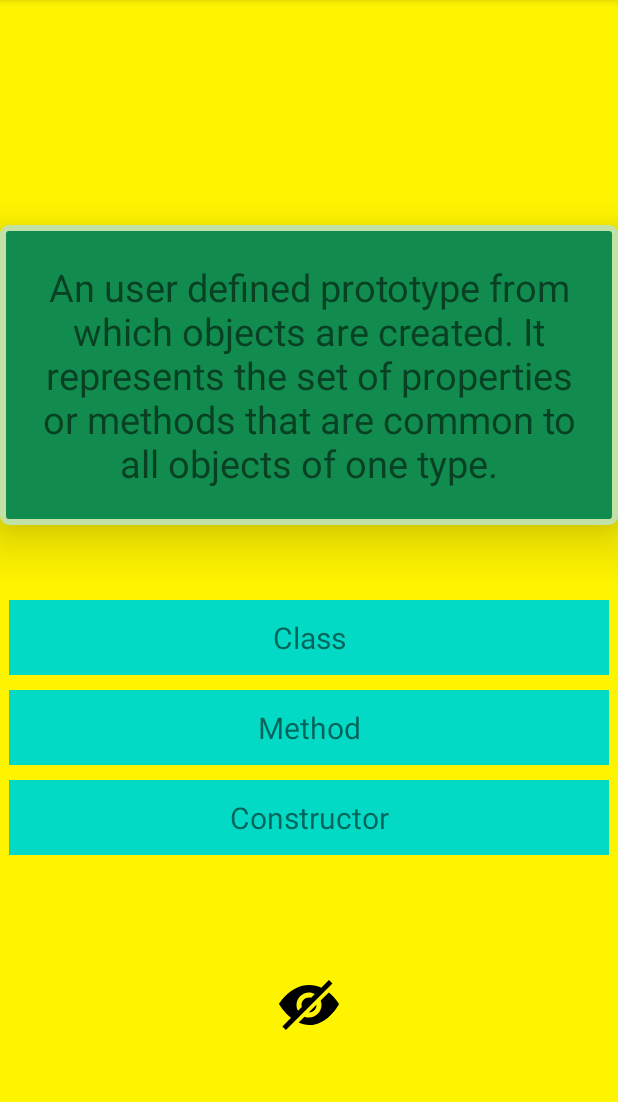
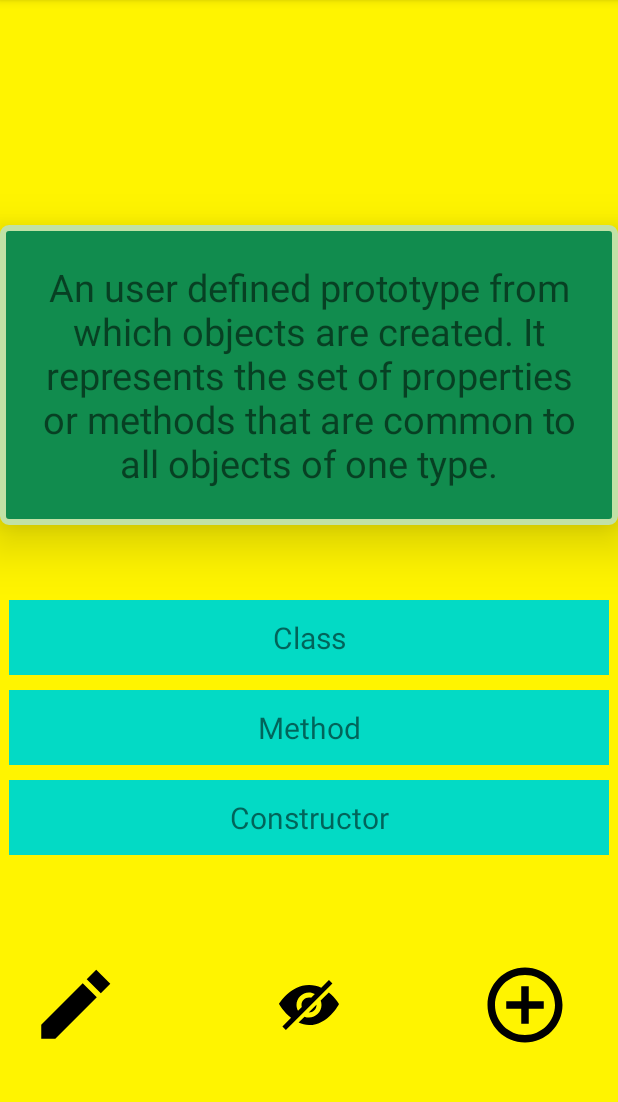
Before and after one commit to noelsarduy/CodePath-Flashcard-App, an Android app: the screen it shows after launch (MainActivity), on a phone screen of 412 x 824 dp, the part 84-1186 px from its top. Run offline under Robolectric (Android 15) with nearby library versions, the phone set to English and light mode, and no system bars.

Commit message:
New Add Card and Edit Card functionalities

```diff
--- a/app/build.gradle
+++ b/app/build.gradle
@@ -33,6 +33,7 @@ dependencies {
     implementation 'androidx.appcompat:appcompat:1.2.0'
     implementation 'com.google.android.material:material:1.2.1'
     implementation 'androidx.constraintlayout:constraintlayout:2.0.4'
+    implementation 'com.android.support:design:27.1.1'
     testImplementation 'junit:junit:4.+'
     androidTestImplementation 'androidx.test.ext:junit:1.1.2'
     androidTestImplementation 'androidx.test.espresso:espresso-core:3.3.0'
--- a/app/src/main/AndroidManifest.xml
+++ b/app/src/main/AndroidManifest.xml
@@ -9,6 +9,7 @@
         android:roundIcon="@mipmap/ic_launcher_round"
         android:supportsRtl="true"
         android:theme="@style/Theme.NoelsFlashcardApp">
+        <activity android:name=".MainActivity2"></activity>
         <activity android:name=".MainActivity">
             <intent-filter>
                 <action android:name="android.intent.action.MAIN" />
--- /dev/null
+++ b/app/src/main/res/drawable/ic_baseline_add_circle_outline_24.xml
@@ -0,0 +1,10 @@
+<vector xmlns:android="http://schemas.android.com/apk/res/android"
+    android:width="24dp"
+    android:height="24dp"
+    android:viewportWidth="24"
+    android:viewportHeight="24"
+    >
+  <path
+      android:fillColor="#FF000000"
+      android:pathData="M13,7h-2v4L7,11v2h4v4h2v-4h4v-2h-4L13,7zM12,2C6.48,2 2,6.48 2,12s4.48,10 10,10 10,-4.48 10,-10S17.52,2 12,2zM12,20c-4.41,0 -8,-3.59 -8,-8s3.59,-8 8,-8 8,3.59 8,8 -3.59,8 -8,8z"/>
+</vector>
--- /dev/null
+++ b/app/src/main/res/drawable/ic_sharp_edit_24.xml
@@ -0,0 +1,10 @@
+<vector xmlns:android="http://schemas.android.com/apk/res/android"
+    android:width="24dp"
+    android:height="24dp"
+    android:viewportWidth="24"
+    android:viewportHeight="24"
+>
+  <path
+      android:fillColor="@android:color/black"
+      android:pathData="M3,17.25V21h3.75L17.81,9.94l-3.75,-3.75L3,17.25zM21.41,6.34l-3.75,-3.75 -2.53,2.54 3.75,3.75 2.53,-2.54z"/>
+</vector>
--- a/app/src/main/res/layout/activity_main.xml
+++ b/app/src/main/res/layout/activity_main.xml
@@ -83,6 +83,24 @@
         android:id="@+id/toggle_choices_invisibility"
         android:src="@drawable/ic_iconmonstr_eye_10"/>
 
+    <ImageView
+        android:layout_width="60dp"
+        android:layout_height="60dp"
+        android:layout_marginLeft="320dp"
+        android:layout_marginTop="640dp"
+        android:id="@+id/page_next"
+        android:src="@drawable/ic_baseline_add_circle_outline_24"
+        />
+
+    <ImageView
+        android:layout_width="60dp"
+        android:layout_height="60dp"
+        android:layout_marginLeft="20dp"
+        android:layout_marginTop="640dp"
+        android:id="@+id/page_edit"
+        android:src="@drawable/ic_sharp_edit_24"
+        />
+
 
 
 </RelativeLayout>
```
Also changed, not shown: app/src/main/java/com/example/noelsflashcardapp/MainActivity.java (+51 -0 lines), app/src/main/java/com/example/noelsflashcardapp/MainActivity2.java (added, +69 -0 lines), app/src/main/res/drawable/ic_outline_cancel_24.xml (added, +10 -0 lines), app/src/main/res/drawable/ic_sharp_arrow_circle_down_24.xml (added, +9 -0 lines), app/src/main/res/layout/activity_main2.xml (added, +69 -0 lines).
